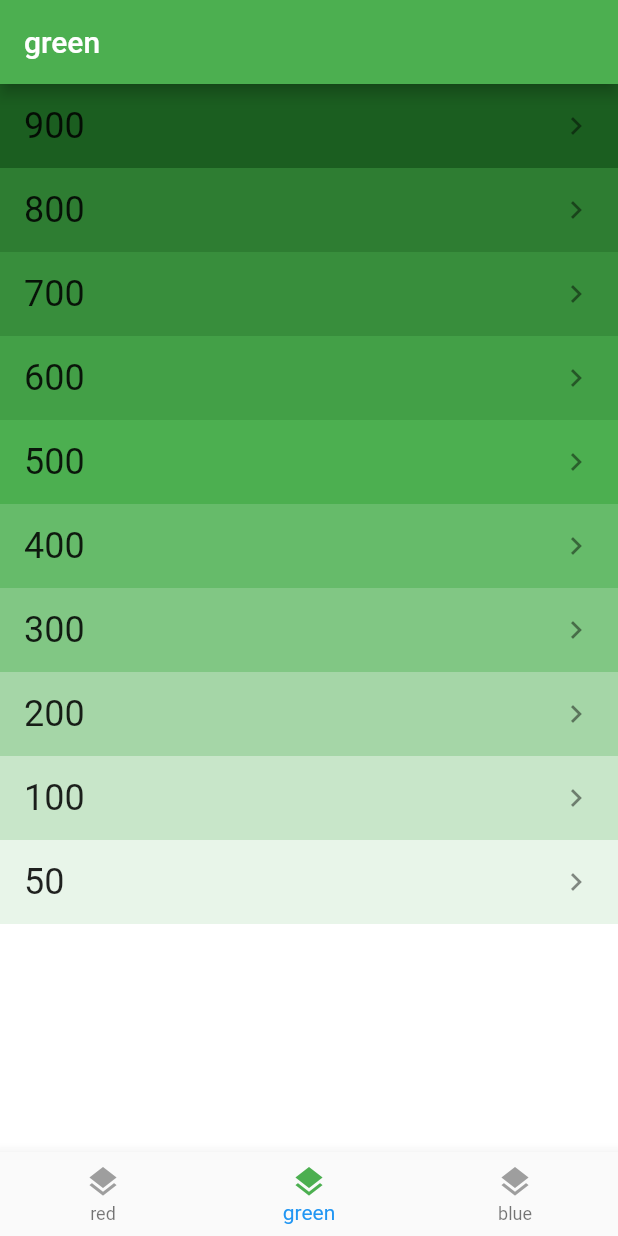
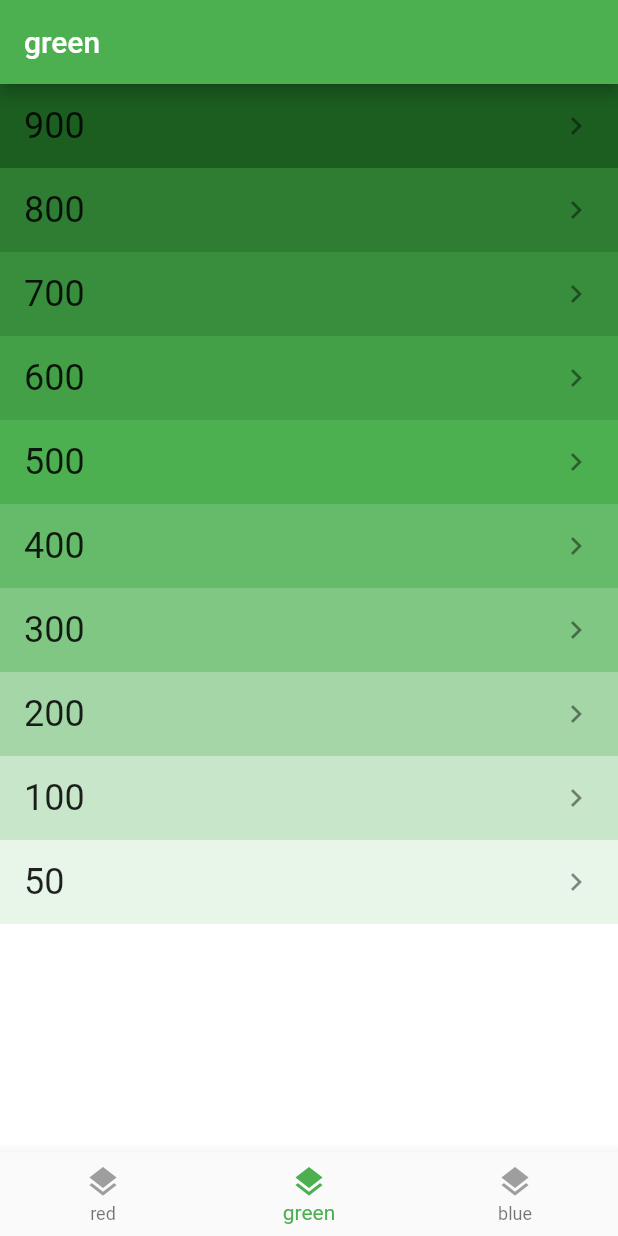
Before and after one commit to bizz84/nested-navigation-demo-flutter, a Flutter app: the screen it shows after launch, item 2 of the bottom bar chosen, on a phone screen of 412 x 824 dp. Run offline on Flutter 3.47's test engine with Material 2 defaults, Android fonts, the phone set to English and light mode, and no system bars.

Commit message:
Add selectedItemColor property

```diff
--- a/lib/bottom_navigation.dart
+++ b/lib/bottom_navigation.dart
@@ -19,6 +19,7 @@ class BottomNavigation extends StatelessWidget {
         TabItem.values[index],
       ),
       currentIndex: currentTab.index,
+      selectedItemColor: activeTabColor[currentTab]!,
     );
   }
 
```
